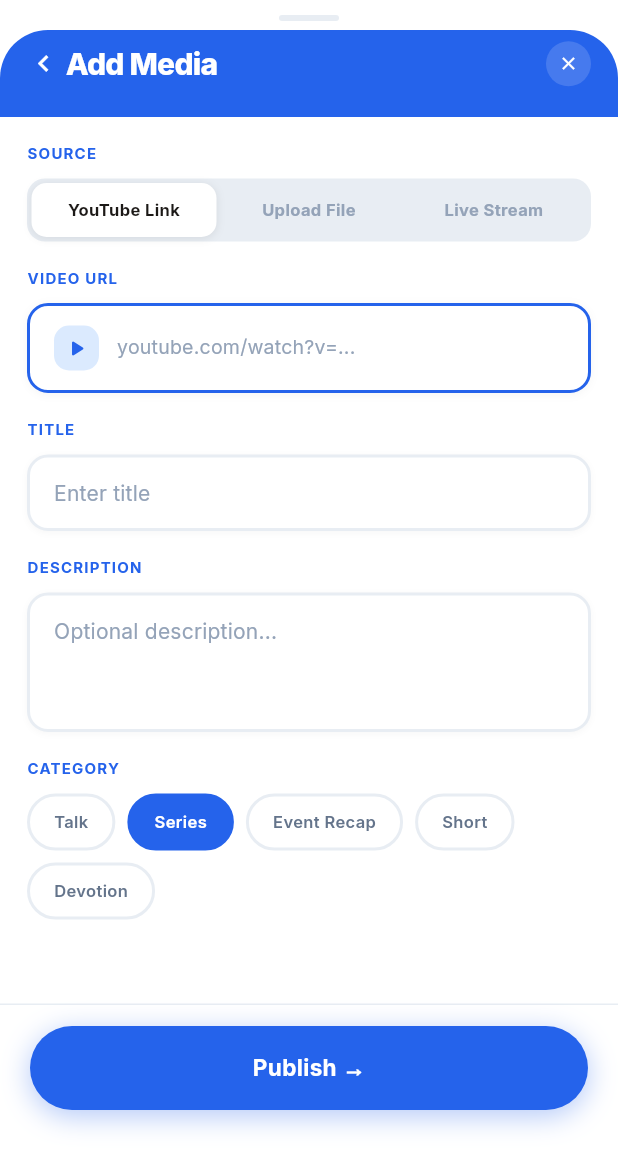
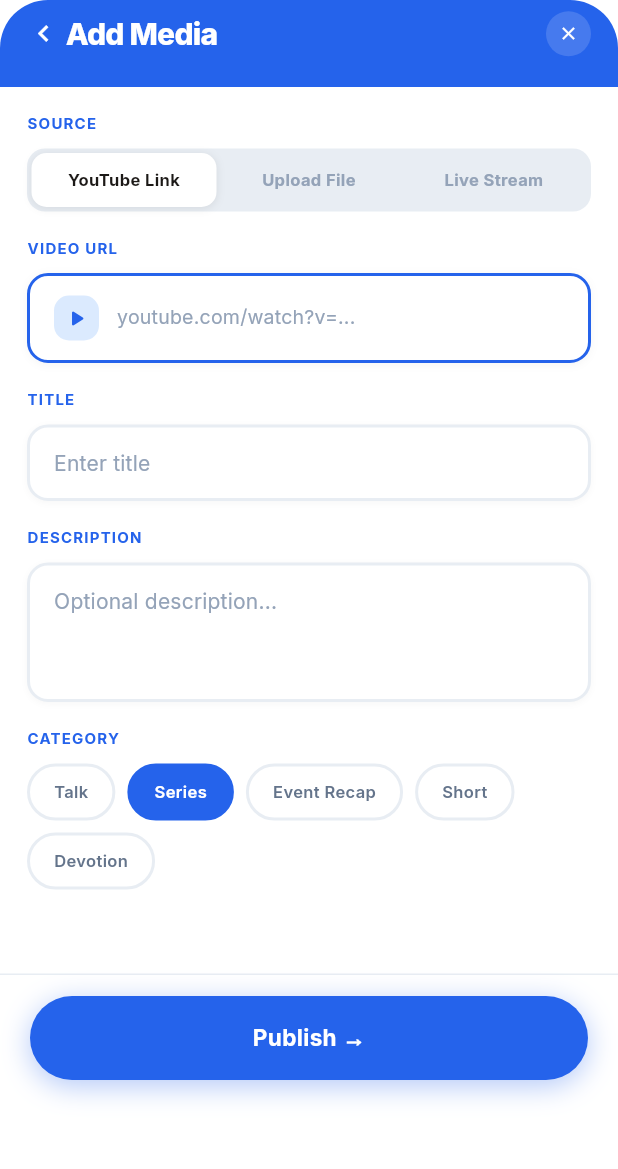
Before and after one commit to LungeloNgcemu/ChurchWeb, a Flutter app: the MediaPoster widget shown alone on an empty page, opened directly, on a phone screen of 412 x 824 dp. Shown: the top 1169 px of the screen. Run offline on Flutter 3.47's test engine with Material 3 defaults, Android fonts, the light colour scheme and no system bars; our stand-ins replace appwrite, awesome_snackbar_content, cached_network_image, carousel_slider, dropdown_button2, firebase_core and 18 more; missing offline and left inert: animated_snack_bar, bottom_sheet, dart:html, dart:js, flutter_event_calendar, flutter_product_carousel and 3 more; accounts and stored records are empty.

Commit message:
Updated sheet

```diff
--- a/lib/screens/media/create_media.dart
+++ b/lib/screens/media/create_media.dart
@@ -130,19 +130,6 @@ class _MediaPosterState extends State<MediaPoster> {
       child: Column(
         mainAxisSize: MainAxisSize.min,
         children: [
-          // ── Drag handle ────────────────────────────────────────────────────
-          const SizedBox(height: 10),
-          Center(
-            child: Container(
-              width: 40,
-              height: 4,
-              decoration: BoxDecoration(
-                color: AppColors.surfaceAlt,
-                borderRadius: BorderRadius.circular(AppSpacing.radiusPill),
-              ),
-            ),
-          ),
-
           // ── Dark navy topbar strip ─────────────────────────────────────────
           Builder(builder: (context) {
             final contrastColor =
@@ -159,7 +146,6 @@ class _MediaPosterState extends State<MediaPoster> {
                   top: Radius.circular(AppSpacing.radiusBottomSheet),
                 ),
               ),
-              margin: const EdgeInsets.only(top: 6),
               child: Row(
                 children: [
                   Icon(Icons.chevron_left, color: contrastColor, size: 22),
```
